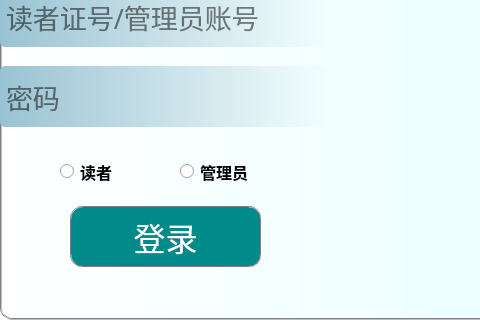
Before: the Qt Designer form mainwindow.ui in U-rara/LibraryManagementByQt, drawn with Qt 5; both pictures show x 0 to 480 and y 104 to 424 of the 572 by 424 pixel window.
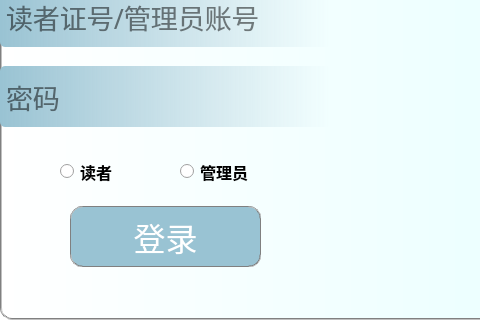
After: the same form once the commit is applied. Icons and pictures are not drawn.

The edit to the form file:
```diff
--- a/mainwindow.ui
+++ b/mainwindow.ui
@@ -217,7 +217,7 @@
 border-radius:12px;
 padding:2px 4px;
 color: rgb(255, 255, 255);
-background-color: rgba(0,139,139, 255);
+background-color: rgba(153,195,211,255);
 }
  
 QPushButton#button_login:hover{
@@ -227,7 +227,6 @@
 color: rgb(255, 255, 255);
 background-color: rgba(0,120,120,196);
 }
- 
 QPushButton#button_login:pressed{
 border:1px groove gray;
 border-radius:12px;
```
Left out of the diff: 6 changed lines with no effect on the pictures.
